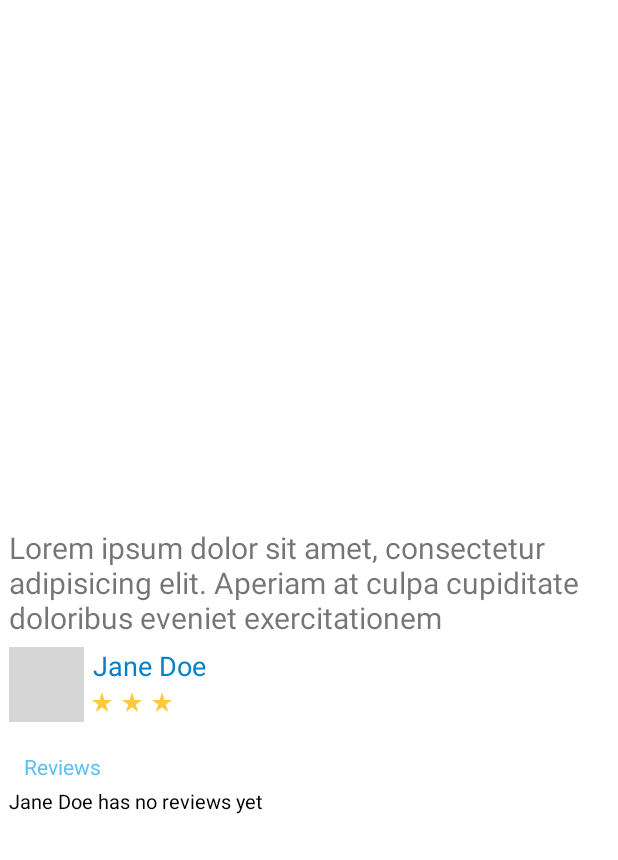
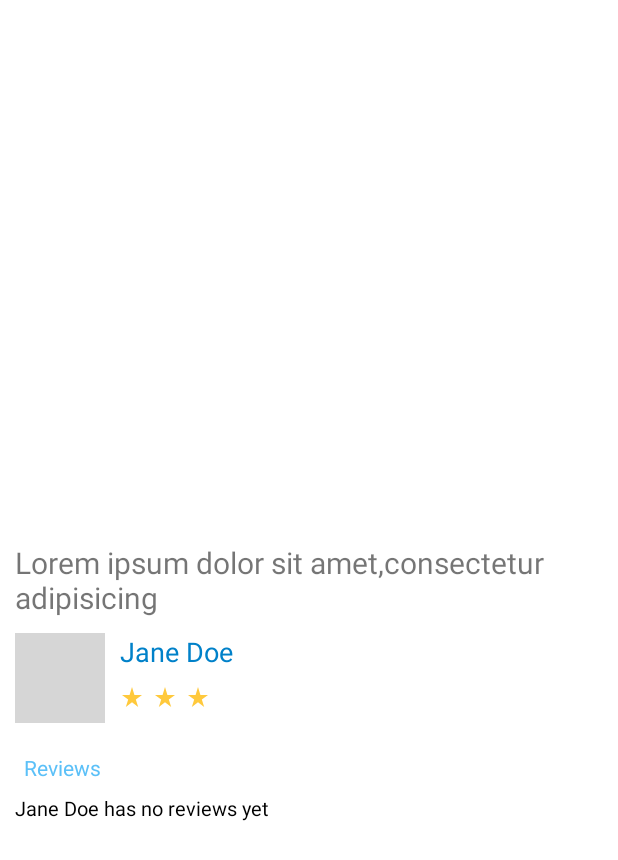
Before and after one commit to KolaKodhek/Discovery, an Android app: the ProductDetails screen opened directly, with no data from a screen before it, on a phone screen of 412 x 824 dp. Shown: the top 860 px of the screen. Run offline under Robolectric (Android 15) with nearby library versions, the phone set to English and light mode, and no system bars; grey boxes are pictures that could not be loaded.

Commit message:
Added some changes on the onlick listenet to navigate to product details

```diff
--- a/app/src/main/java/com/example/discover/Home.kt
+++ b/app/src/main/java/com/example/discover/Home.kt
@@ -1,5 +1,6 @@
 package com.example.discover
 
+import android.content.Intent
 import android.os.Bundle
 import androidx.fragment.app.Fragment
 import android.view.LayoutInflater
@@ -171,7 +172,17 @@ class Home : Fragment(){
 
     }
     private fun onProductClicked(product:Product){
-        Toast.makeText(requireContext(),"product -${product.productDesc}",Toast.LENGTH_SHORT).show()
+        val intent = Intent(context, ProductDetails::class.java)
+
+        intent.putExtra("product_Image", product.productImage)
+        intent.putExtra("product_Desc", product.productDesc)
+        intent.putExtra("product_Price", product.productPrice)
+        intent.putExtra("product_Currency", product.productCurrency)
+        intent.putExtra("cart_Image", product.cartImage)
+
+        startActivity(intent)
+
+       // Toast.makeText(requireContext(),"product -${product.productDesc}",Toast.LENGTH_SHORT).show()
     }
 //        override fun onProductClick(position: Int) {
 //
--- a/app/src/main/java/com/example/discover/ProductDetails.kt
+++ b/app/src/main/java/com/example/discover/ProductDetails.kt
@@ -12,9 +12,9 @@ class ProductDetails : AppCompatActivity() {
         super.onCreate(savedInstanceState)
         binding= ActivityProductDetailsBinding.inflate(layoutInflater)
         setContentView(binding.root)
-        supportActionBar?.setDisplayShowTitleEnabled(false)
-        supportActionBar!!.setDisplayHomeAsUpEnabled(true)
-        supportActionBar?.setBackgroundDrawable(ColorDrawable(Color.TRANSPARENT))
+//        supportActionBar?.setDisplayShowTitleEnabled(false)
+//        supportActionBar!!.setDisplayHomeAsUpEnabled(true)
+//        supportActionBar?.setBackgroundDrawable(ColorDrawable(Color.TRANSPARENT))
 
         val productDesc=intent.getStringExtra("product_Desc")
         binding.productname.text=productDesc
--- a/app/src/main/res/layout/activity_product_details.xml
+++ b/app/src/main/res/layout/activity_product_details.xml
@@ -12,6 +12,7 @@
         android:layout_width="match_parent"
         android:layout_height="280dp"
         android:layout_marginStart="8dp"
+        android:layout_marginEnd="8dp"
         android:layout_marginTop="4dp"
         android:scaleType="fitXY"
         android:src="@drawable/laptop"
@@ -22,7 +23,8 @@
         android:id="@+id/productname"
         android:layout_width="wrap_content"
         android:layout_height="wrap_content"
-        android:layout_margin="6dp"
+        android:layout_marginStart="10dp"
+        android:layout_marginTop="10dp"
         android:text="Dell"
         android:textColor="@color/primary"
         android:textSize="18sp"
@@ -33,7 +35,8 @@
         android:id="@+id/productcurrency"
         android:layout_width="wrap_content"
         android:layout_height="wrap_content"
-        android:layout_margin="6dp"
+        android:layout_marginStart="10dp"
+        android:layout_marginTop="6dp"
         android:text="$"
         android:textColor="@color/black"
         android:textSize="18sp"
@@ -55,7 +58,8 @@
         android:id="@+id/detailscart"
         android:layout_width="30dp"
         android:layout_height="30dp"
-        android:layout_margin="6dp"
+        android:layout_marginEnd="10dp"
+        android:layout_marginTop="10dp"
         android:src="@drawable/cart"
         app:layout_constraintEnd_toEndOf="parent"
         app:layout_constraintTop_toBottomOf="@+id/productdetailsimage" />
@@ -64,20 +68,22 @@
         android:id="@+id/detaildesc"
         android:layout_width="wrap_content"
         android:layout_height="wrap_content"
-        android:layout_margin="6sp"
-        android:layout_marginStart="36dp"
-        android:layout_marginTop="152dp"
-        android:text="Lorem ipsum dolor sit amet, consectetur adipisicing elit. Aperiam at culpa cupiditate doloribus eveniet exercitationem"
+        android:layout_marginStart="10dp"
+        android:layout_marginTop="12dp"
+        android:layout_marginEnd="10dp"
+        android:text="Lorem ipsum dolor sit amet,consectetur adipisicing"
         android:textSize="20sp"
         app:layout_constraintStart_toStartOf="parent"
         app:layout_constraintTop_toBottomOf="@+id/productpricing" />
 
-    <ImageView
+    <com.google.android.material.imageview.ShapeableImageView
+        app:shapeAppearance="@style/Circular"
         android:id="@+id/seller"
-        android:layout_width="50dp"
-        android:layout_height="50dp"
-        android:layout_margin="6dp"
-        android:scaleType="fitXY"
+        android:layout_width="60dp"
+        android:layout_height="60dp"
+        android:layout_marginStart="10dp"
+        android:layout_marginTop="10dp"
+        android:scaleType="centerCrop"
         android:src="@drawable/prof"
         app:circularflow_radiusInDP="50dp"
         style="@style/Circular"
@@ -89,7 +95,8 @@
         android:layout_width="wrap_content"
         android:layout_height="wrap_content"
         android:text="Jane Doe"
-        android:layout_margin="6dp"
+        android:layout_marginStart="10dp"
+        android:layout_marginTop="10dp"
         android:textColor="@color/primary"
         android:textSize="18sp"
         app:layout_constraintStart_toEndOf="@+id/seller"
@@ -100,7 +107,8 @@
         android:layout_width="16dp"
         android:layout_height="16dp"
         android:src="@drawable/star"
-        android:layout_margin="4dp"
+        android:layout_marginTop="10dp"
+        android:layout_marginStart="10dp"
         app:layout_constraintStart_toEndOf="@+id/seller"
         app:layout_constraintTop_toBottomOf="@+id/sellername" />
     <ImageView
@@ -108,7 +116,8 @@
         android:layout_width="16dp"
         android:layout_height="16dp"
         android:src="@drawable/star"
-        android:layout_margin="4dp"
+        android:layout_marginTop="10dp"
+        android:layout_marginStart="6dp"
         app:layout_constraintStart_toEndOf="@+id/rating1"
         app:layout_constraintTop_toBottomOf="@+id/sellername" />
     <ImageView
@@ -116,7 +125,8 @@
         android:layout_width="16dp"
         android:layout_height="16dp"
         android:src="@drawable/star"
-        android:layout_margin="4dp"
+        android:layout_marginTop="10dp"
+        android:layout_marginStart="6dp"
         app:layout_constraintStart_toEndOf="@+id/rating2"
         app:layout_constraintTop_toBottomOf="@+id/sellername" />
 
@@ -137,8 +147,8 @@
         android:layout_height="wrap_content"
         android:text="Jane Doe has no reviews yet"
         android:textSize="13sp"
-        android:layout_marginTop="4dp"
-        android:layout_marginStart="6dp"
+        android:layout_marginTop="8dp"
+        android:layout_marginStart="10dp"
         android:textColor="@color/black"
         app:layout_constraintStart_toStartOf="parent"
         app:layout_constraintTop_toBottomOf="@+id/review" />
--- a/app/src/main/res/layout/fragment_home.xml
+++ b/app/src/main/res/layout/fragment_home.xml
@@ -66,6 +66,7 @@
             app:layout_constraintBottom_toBottomOf="parent"
             app:layout_constraintEnd_toEndOf="parent"
             app:layout_constraintStart_toStartOf="parent"
+            app:layout_constraintTop_toBottomOf="@+id/appBarLayout"
             tools:itemCount="9"
             tools:listitem="@layout/product_item"
             tools:orientation="vertical"
```
